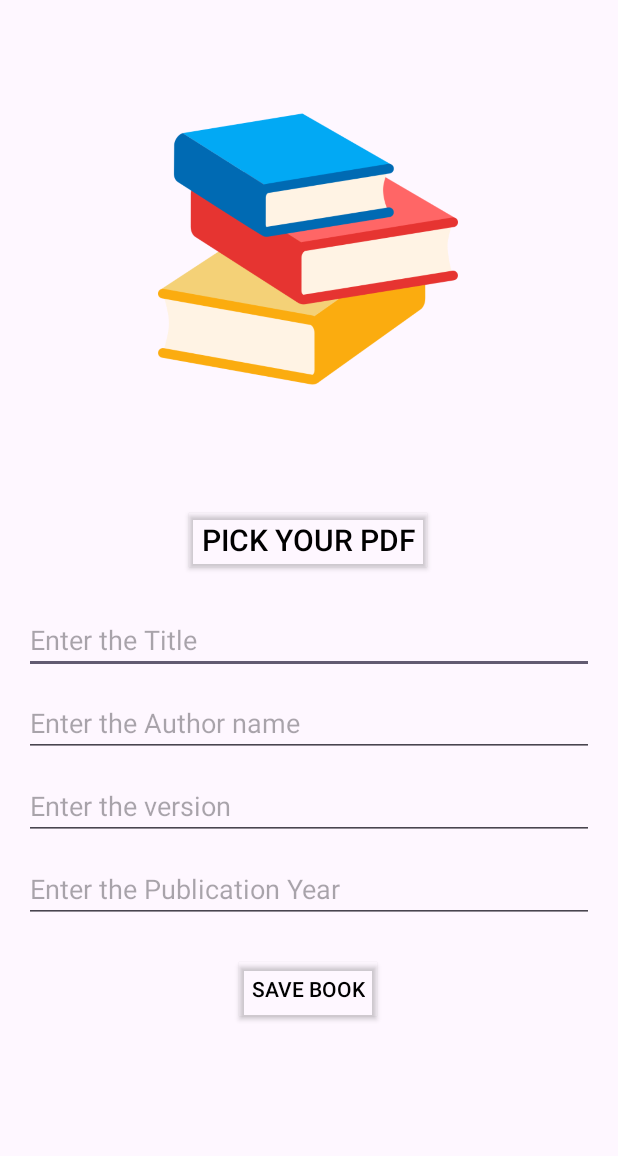
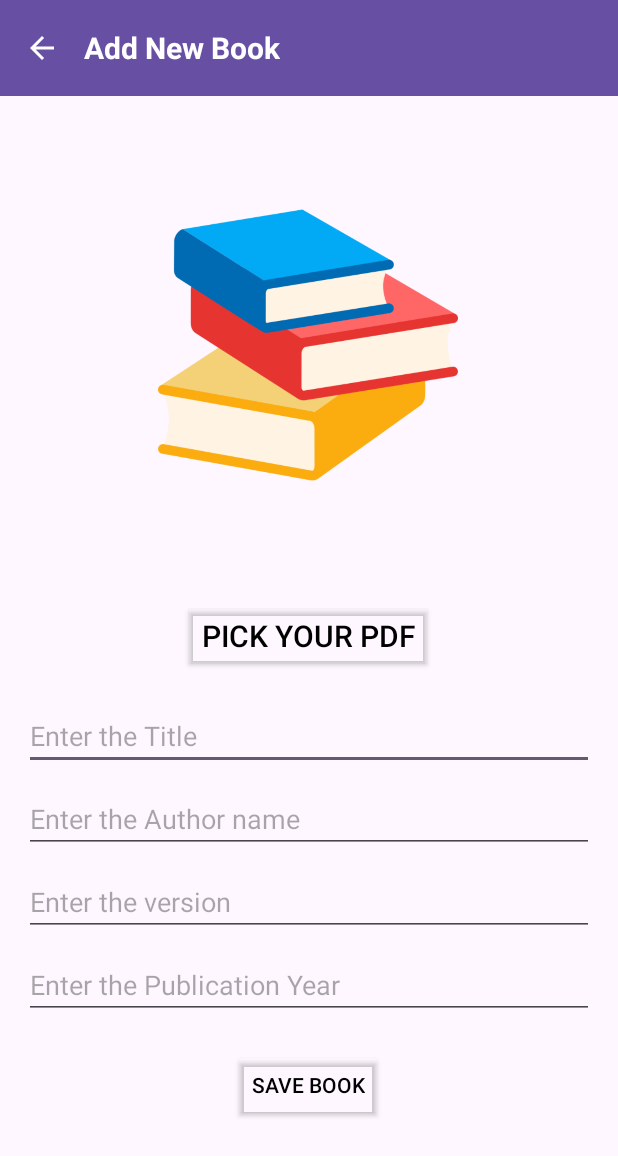
Before and after one commit to musfiqur552608/My-Pdf-Books, an Android app: the screen it shows after launch (AddBookActivity), after a tap on an icon or button, on a phone screen of 412 x 824 dp. Shown: the top 1156 px of the screen. Run offline under Robolectric (Android 15) with nearby library versions, the phone set to English and light mode, and no system bars; our stand-ins replace Room's generated code.

Commit message:
Add custom action bar, book name show on action bar you read the book. App exit permission needed when we need to exit from app.

```diff
--- a/app/src/main/java/com/freedu/mypdfbooks/view/AddBookActivity.kt
+++ b/app/src/main/java/com/freedu/mypdfbooks/view/AddBookActivity.kt
@@ -4,10 +4,12 @@ import android.content.Intent
 import android.net.Uri
 import android.os.Bundle
 import android.widget.ImageView
+import android.widget.TextView
 import android.widget.Toast
 import androidx.activity.enableEdgeToEdge
 import androidx.activity.result.contract.ActivityResultContracts
 import androidx.appcompat.app.AppCompatActivity
+import androidx.appcompat.widget.Toolbar
 import androidx.core.view.ViewCompat
 import androidx.core.view.WindowInsetsCompat
 import androidx.lifecycle.ViewModelProvider
@@ -31,6 +33,16 @@ class AddBookActivity : AppCompatActivity() {
         super.onCreate(savedInstanceState)
         setContentView(binding.root)
 
+        val toolbar: Toolbar? = findViewById(R.id.customToolbar)
+        setSupportActionBar(toolbar)
+        supportActionBar?.setDisplayShowTitleEnabled(false)
+        val titleTextView: TextView? = toolbar?.findViewById(R.id.action_bar_title)
+        titleTextView?.text = "Add New Book"
+
+        // Optional: back button
+        supportActionBar?.setDisplayHomeAsUpEnabled(true)
+        toolbar?.setNavigationOnClickListener { finish() }
+
         viewModel = ViewModelProvider(this)[BookViewModel::class.java]
 
         binding.ivPickImage.setOnClickListener {
@@ -48,6 +60,7 @@ class AddBookActivity : AppCompatActivity() {
         if (receivedBook != null) {
             isEditMode = true
             currentBookId = receivedBook.id
+            titleTextView?.text = "Update Book Details"
 
             // Pre-fill the form
             binding.etTitle.setText(receivedBook.title)
--- a/app/src/main/java/com/freedu/mypdfbooks/view/MainActivity.kt
+++ b/app/src/main/java/com/freedu/mypdfbooks/view/MainActivity.kt
@@ -2,10 +2,12 @@ package com.freedu.mypdfbooks.view
 
 import android.content.Intent
 import android.os.Bundle
+import android.widget.TextView
 import androidx.activity.enableEdgeToEdge
 import androidx.appcompat.app.AlertDialog
 import androidx.appcompat.app.AppCompatActivity
 import androidx.appcompat.widget.SearchView
+import androidx.appcompat.widget.Toolbar
 import androidx.core.view.ViewCompat
 import androidx.core.view.WindowInsetsCompat
 import androidx.lifecycle.ViewModelProvider
@@ -44,11 +46,22 @@ class MainActivity : AppCompatActivity() {
         binding = ActivityMainBinding.inflate(layoutInflater)
         setContentView(binding.root)
 
+        val toolbar: Toolbar? = findViewById(R.id.customToolbar)
+        setSupportActionBar(toolbar)
+        supportActionBar?.setDisplayShowTitleEnabled(false)
+        val titleTextView: TextView? = toolbar?.findViewById(R.id.action_bar_title)
+        titleTextView?.text = "Book Shelf"
+
+        // Optional: back button
+        supportActionBar?.setDisplayHomeAsUpEnabled(true)
+        toolbar?.setNavigationOnClickListener { onBackPressed() }
+
         adapter = BookAdapter(
             onClick = {
                 val intent = Intent(this, PdfViewerActivity::class.java)
                 intent.putExtra("pdfUri", it.pdfUri)
                 intent.putExtra("bookId", it.id)
+                intent.putExtra("bookTitle", it.title)
                 intent.putExtra("lastPage", it.lastPageRead)
                 startActivity(intent)
             },
@@ -106,4 +119,17 @@ class MainActivity : AppCompatActivity() {
 
 
     }
+    override fun onBackPressed() {
+        if (!isFinishing && !isDestroyed) {
+            AlertDialog.Builder(this)
+                .setTitle("Exit App")
+                .setMessage("Are you sure you want to exit?")
+                .setPositiveButton("Yes") { _, _ ->
+                    finishAffinity()
+                }
+                .setNegativeButton("No", null)
+                .show()
+        }
+    }
+
 }
--- a/app/src/main/res/layout/activity_add_book.xml
+++ b/app/src/main/res/layout/activity_add_book.xml
@@ -6,6 +6,14 @@
     android:layout_width="match_parent"
     android:layout_height="match_parent"
     tools:context=".view.AddBookActivity">
+
+    <LinearLayout
+        android:layout_width="match_parent"
+        android:layout_height="match_parent"
+        android:orientation="vertical">
+
+        <include
+            layout="@layout/custom_action_bar" />
 
         <androidx.constraintlayout.widget.ConstraintLayout
             android:id="@+id/constraintLayout"
@@ -30,6 +38,7 @@
                 android:layout_marginTop="20dp"
                 android:backgroundTint="#00000000"
                 android:text="Pick Your Pdf"
+                android:textColor="@color/white"
                 android:textSize="20sp"
                 app:cornerRadius="10dp"
                 app:icon="@drawable/upload"
@@ -37,7 +46,6 @@
                 app:layout_constraintEnd_toEndOf="@+id/ivPickImage"
                 app:layout_constraintStart_toStartOf="@+id/ivPickImage"
                 app:layout_constraintTop_toBottomOf="@+id/ivPickImage"
-            android:textColor="@color/white"
                 app:strokeColor="@color/white"
                 app:strokeWidth="1dp" />
 
@@ -89,11 +97,11 @@
                 android:id="@+id/btnSave"
                 android:layout_width="wrap_content"
                 android:layout_height="wrap_content"
+                android:layout_marginTop="20dp"
                 android:backgroundTint="#00000000"
                 android:text="Save Book"
                 android:textColor="@color/white"
                 app:cornerRadius="10dp"
-            android:layout_marginTop="20dp"
                 app:layout_constraintEnd_toEndOf="@+id/etYear"
                 app:layout_constraintStart_toStartOf="@+id/etYear"
                 app:layout_constraintTop_toBottomOf="@+id/etYear"
@@ -102,5 +110,7 @@
 
 
         </androidx.constraintlayout.widget.ConstraintLayout>
+    </LinearLayout>
+
 
 </ScrollView>
--- /dev/null
+++ b/app/src/main/res/layout/custom_action_bar.xml
@@ -0,0 +1,19 @@
+<?xml version="1.0" encoding="utf-8"?>
+<androidx.appcompat.widget.Toolbar
+    xmlns:android="http://schemas.android.com/apk/res/android"
+    android:id="@+id/customToolbar"
+    android:layout_width="match_parent"
+    android:layout_height="?attr/actionBarSize"
+    android:background="?attr/colorPrimary"
+    android:theme="@style/ThemeOverlay.AppCompat.Dark.ActionBar">
+
+    <TextView
+        android:id="@+id/action_bar_title"
+        android:layout_width="wrap_content"
+        android:layout_height="match_parent"
+        android:gravity="center"
+        android:text="Default Title"
+        android:textColor="@android:color/white"
+        android:textSize="20sp"
+        android:textStyle="bold" />
+</androidx.appcompat.widget.Toolbar>
```
Also changed, not shown: app/src/main/java/com/freedu/mypdfbooks/view/PdfViewerActivity.kt (+13 -0 lines), app/src/main/res/layout/activity_main.xml (+10 -2 lines), app/src/main/res/layout/activity_pdf_viewer.xml (+11 -3 lines). Lines whose indentation alone changed are shown as unchanged.
